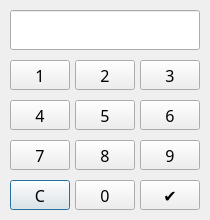
This is mnd401/dialog.ui in NUUEO/motor_control as Qt 5 draws it before an edit. The edited form follows.
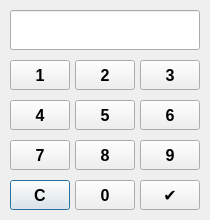
This is the edited form.

Diff of the .ui file:
```diff
--- a/mnd401/dialog.ui
+++ b/mnd401/dialog.ui
@@ -24,8 +24,9 @@
    </property>
    <property name="font">
     <font>
-     <family>Noto Sans CJK TC Medium</family>
+     <family>Microsoft JhengHei UI</family>
      <pointsize>12</pointsize>
+     <bold>true</bold>
     </font>
    </property>
    <property name="text">
@@ -43,8 +44,9 @@
    </property>
    <property name="font">
     <font>
-     <family>Noto Sans CJK TC Medium</family>
+     <family>Microsoft JhengHei UI</family>
      <pointsize>12</pointsize>
+     <bold>true</bold>
     </font>
    </property>
    <property name="text">
@@ -62,8 +64,9 @@
    </property>
    <property name="font">
     <font>
-     <family>Noto Sans CJK TC Medium</family>
+     <family>Microsoft JhengHei UI</family>
      <pointsize>12</pointsize>
+     <bold>true</bold>
     </font>
    </property>
    <property name="text">
@@ -81,8 +84,9 @@
    </property>
    <property name="font">
     <font>
-     <family>Noto Sans CJK TC Medium</family>
+     <family>Microsoft JhengHei UI</family>
      <pointsize>12</pointsize>
+     <bold>true</bold>
     </font>
    </property>
    <property name="text">
@@ -100,8 +104,9 @@
    </property>
    <property name="font">
     <font>
-     <family>Noto Sans CJK TC Medium</family>
+     <family>Microsoft JhengHei UI</family>
      <pointsize>12</pointsize>
+     <bold>true</bold>
     </font>
    </property>
    <property name="text">
@@ -119,8 +124,9 @@
    </property>
    <property name="font">
     <font>
-     <family>Noto Sans CJK TC Medium</family>
+     <family>Microsoft JhengHei UI</family>
      <pointsize>12</pointsize>
+     <bold>true</bold>
     </font>
    </property>
    <property name="text">
@@ -157,8 +163,9 @@
    </property>
    <property name="font">
     <font>
-     <family>Noto Sans CJK TC Medium</family>
+     <family>Microsoft JhengHei UI</family>
      <pointsize>12</pointsize>
+     <bold>true</bold>
     </font>
    </property>
    <property name="text">
@@ -176,8 +183,9 @@
    </property>
    <property name="font">
     <font>
-     <family>Noto Sans CJK TC Medium</family>
+     <family>Microsoft JhengHei UI</family>
      <pointsize>12</pointsize>
+     <bold>true</bold>
     </font>
    </property>
    <property name="text">
@@ -195,8 +203,9 @@
    </property>
    <property name="font">
     <font>
-     <family>Noto Sans CJK TC Medium</family>
+     <family>Microsoft JhengHei UI</family>
      <pointsize>12</pointsize>
+     <bold>true</bold>
     </font>
    </property>
    <property name="text">
@@ -214,8 +223,9 @@
    </property>
    <property name="font">
     <font>
-     <family>Noto Sans CJK TC Medium</family>
+     <family>Microsoft JhengHei UI</family>
      <pointsize>12</pointsize>
+     <bold>true</bold>
     </font>
    </property>
    <property name="text">
@@ -233,8 +243,9 @@
    </property>
    <property name="font">
     <font>
-     <family>Noto Sans CJK TC Medium</family>
+     <family>Microsoft JhengHei UI</family>
      <pointsize>12</pointsize>
+     <bold>true</bold>
     </font>
    </property>
    <property name="text">
@@ -252,8 +263,9 @@
    </property>
    <property name="font">
     <font>
-     <family>Noto Sans CJK TC Medium</family>
+     <family>Microsoft JhengHei UI</family>
      <pointsize>12</pointsize>
+     <bold>true</bold>
     </font>
    </property>
    <property name="text">
```
Left out of the diff: 3 changed lines with no effect on the pictures.
